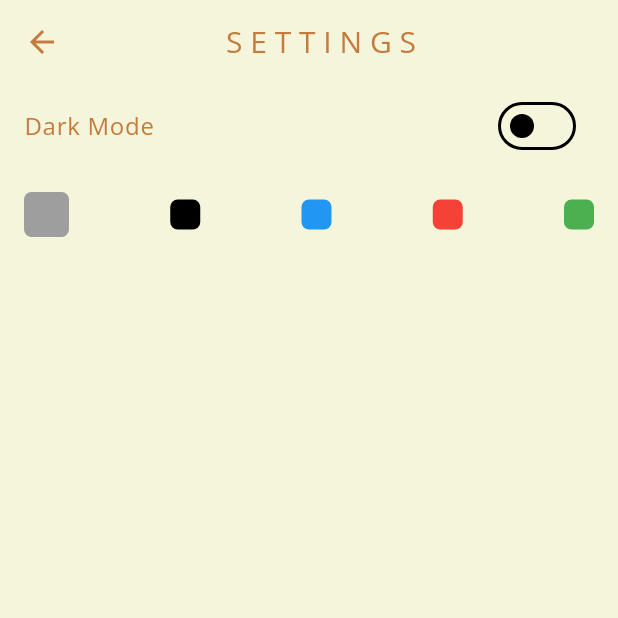
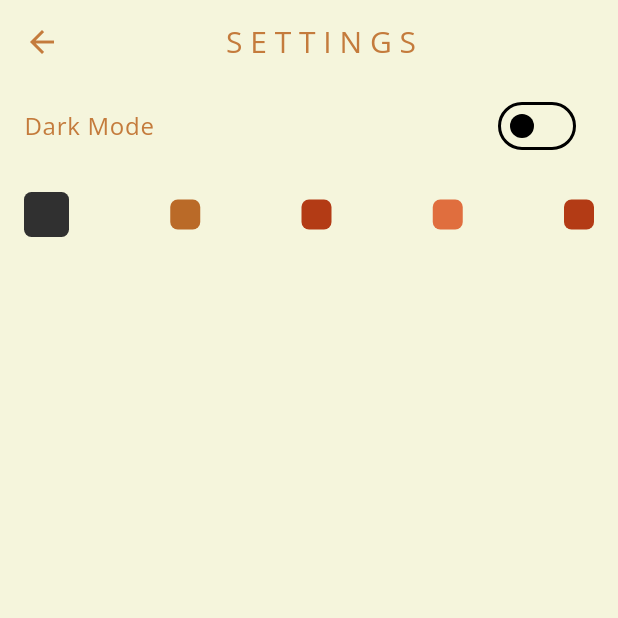
Before and after one commit to TheLameOne/polyphasic_sleep, a Flutter app: the SettingsPage screen opened by its route, on a phone screen of 412 x 824 dp, the top half of it. Run offline on Flutter 3.47's test engine with Material 3 defaults, Android fonts, the phone set to English and light mode, and no system bars; our stand-ins replace action_slider, audioplayers, card_swiper, chat_bubbles, fl_chart, flutter_card_swiper and 15 more; missing offline and left inert: alarm; accounts and stored records are empty.

Commit message:
added support for multiple theme

```diff
--- a/lib/pages/settings_page.dart
+++ b/lib/pages/settings_page.dart
@@ -1,5 +1,15 @@
 import 'package:flutter/material.dart';
+import 'package:polyphasic_sleep_new/theme/brick_dark.dart';
+import 'package:polyphasic_sleep_new/theme/burnt_umber_dark.dart';
+import 'package:polyphasic_sleep_new/theme/cocoa_dark.dart';
+import 'package:polyphasic_sleep_new/theme/copper_sand_light.dart';
+import 'package:polyphasic_sleep_new/theme/ebony_dark.dart';
+import 'package:polyphasic_sleep_new/theme/mocha_dark.dart';
+import 'package:polyphasic_sleep_new/theme/muted_desert_light.dart';
+import 'package:polyphasic_sleep_new/theme/rustic_beige_light.dart';
+import 'package:polyphasic_sleep_new/theme/terracotta_light.dart';
 import 'package:polyphasic_sleep_new/theme/theme_provider.dart';
+import 'package:polyphasic_sleep_new/theme/warm_earth_light.dart';
 import 'package:provider/provider.dart';
 
 class SettingsPage extends StatelessWidget {
@@ -39,7 +49,9 @@ class SettingsPage extends StatelessWidget {
                     onTap: () => _setTheme(context, 0),
                     child: Container(
                         decoration: BoxDecoration(
-                            color: Colors.grey,
+                            color: (_getDarkMode(context))
+                                ? copperSandLight.primaryColor
+                                : brickDark.primaryColor,
                             borderRadius: BorderRadius.circular(5)),
                         height: (_getCurrentThemeIndex(context) == 0) ? 30 : 20,
                         width:
@@ -50,7 +62,9 @@ class SettingsPage extends StatelessWidget {
                       height: (_getCurrentThemeIndex(context) == 1) ? 30 : 20,
                       width: (_getCurrentThemeIndex(context) == 1) ? 30 : 20,
                       decoration: BoxDecoration(
-                          color: Colors.black,
+                          color: (_getDarkMode(context))
+                              ? burntUmberDark.primaryColor
+                              : mutedDesertLight.primaryColor,
                           borderRadius: BorderRadius.circular(5)),
                     )),
                 InkWell(
@@ -60,7 +74,9 @@ class SettingsPage extends StatelessWidget {
                         height: (_getCurrentThemeIndex(context) == 2) ? 30 : 20,
                         width: (_getCurrentThemeIndex(context) == 2) ? 30 : 20,
                         decoration: BoxDecoration(
-                            color: Colors.blue,
+                            color: (_getDarkMode(context))
+                                ? cocoaDark.primaryColor
+                                : rusticBeigeLight.primaryColor,
                             borderRadius: BorderRadius.circular(5)),
                       ),
                     )),
@@ -70,7 +86,9 @@ class SettingsPage extends StatelessWidget {
                       height: (_getCurrentThemeIndex(context) == 3) ? 30 : 20,
                       width: (_getCurrentThemeIndex(context) == 3) ? 30 : 20,
                       decoration: BoxDecoration(
-                          color: Colors.red,
+                          color: (_getDarkMode(context))
+                              ? ebonyDark.primaryColor
+                              : terracottaLight.primaryColor,
                           borderRadius: BorderRadius.circular(5)),
                     )),
                 InkWell(
@@ -79,7 +97,9 @@ class SettingsPage extends StatelessWidget {
                       height: (_getCurrentThemeIndex(context) == 4) ? 30 : 20,
                       width: (_getCurrentThemeIndex(context) == 4) ? 30 : 20,
                       decoration: BoxDecoration(
-                          color: Colors.green,
+                          color: (_getDarkMode(context))
+                              ? mochaDark.primaryColor
+                              : warmEarthLight.primaryColor,
                           borderRadius: BorderRadius.circular(5)),
                     ))
               ],
@@ -98,3 +118,7 @@ _setTheme(context, int i) {
 _getCurrentThemeIndex(context) {
   return Provider.of<ThemeProvider>(context, listen: false).currentThemeIndex;
 }
+
+_getDarkMode(context) {
+  return Provider.of<ThemeProvider>(context, listen: false).isDarkMode;
+}
```
